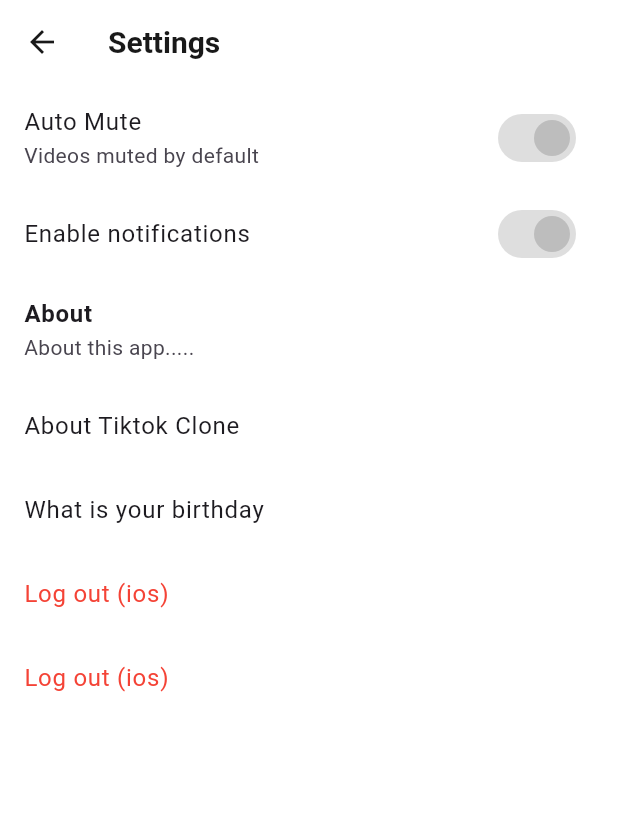
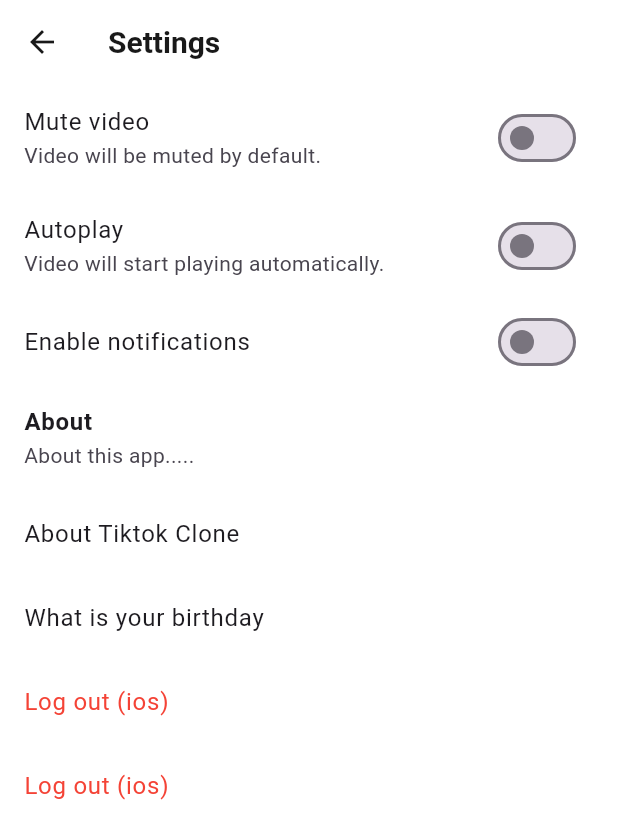
Before and after one commit to KWH9788/TikTok_Clone, a Flutter app: the SettingsScreen screen opened directly, after a tap on "Enable notifications", on a phone screen of 412 x 824 dp. Shown: the top 839 px of the screen. Run offline on Flutter 3.47's test engine with Material 2 defaults, Android fonts, the phone set to English and light mode, and no system bars; our stand-ins replace camera, flutter_riverpod, font_awesome_flutter, gallery_saver, go_router, image_picker and 4 more; accounts and stored records are empty; network calls fail.

Commit message:
feat: Add MVVM

```diff
--- a/lib/screens/features/settings/settings_screen.dart
+++ b/lib/screens/features/settings/settings_screen.dart
@@ -1,28 +1,14 @@
 import 'package:flutter/cupertino.dart';
 import 'package:flutter/material.dart';
-import 'package:provider/provider.dart';
-import 'package:tiktok_clone/common/widgets/video_config/video_config.dart';
+import 'package:flutter_riverpod/flutter_riverpod.dart';
 import 'package:tiktok_clone/constants/breakpoints.dart';
+import 'package:tiktok_clone/screens/features/videos/view_models/playback_config_vm.dart';
 
-class SettingsScreen extends StatefulWidget {
+class SettingsScreen extends ConsumerWidget {
   const SettingsScreen({super.key});
 
   @override
-  State<SettingsScreen> createState() => _SettingsScreenState();
-}
-
-class _SettingsScreenState extends State<SettingsScreen> {
-  bool _notifications = false;
-
-  void onChangedNotifications(bool? newValue) {
-    if (newValue == null) return;
-    setState(() {
-      _notifications = newValue;
-    });
-  }
-
-  @override
-  Widget build(BuildContext context) {
+  Widget build(BuildContext context, WidgetRef ref) {
     var width = MediaQuery.of(context).size.width;
     return Scaffold(
       appBar: AppBar(
@@ -34,16 +20,29 @@ class _SettingsScreenState extends State<SettingsScreen> {
           child: ListView(
             children: [
               SwitchListTile.adaptive(
-                value: context.watch<VideoConfig>().autoMute,
+                value: ref.watch(playbackConfigProvider).muted,
                 onChanged: (value) =>
-                    context.read<VideoConfig>().toggleAutoMute(),
+                    ref.read(playbackConfigProvider.notifier).setMuted(value),
                 activeColor: Colors.grey.shade400,
-                title: const Text("Auto Mute"),
-                subtitle: const Text("Videos muted by default"),
+                title: const Text("Mute video"),
+                subtitle: const Text(
+                  "Video will be muted by default.",
+                ),
               ),
               SwitchListTile.adaptive(
-                value: _notifications,
-                onChanged: onChangedNotifications,
+                value: ref.watch(playbackConfigProvider).autoplay,
+                onChanged: (value) => ref
+                    .read(playbackConfigProvider.notifier)
+                    .setAutoplay(value),
+                activeColor: Colors.grey.shade400,
+                title: const Text("Autoplay"),
+                subtitle: const Text(
+                  "Video will start playing automatically.",
+                ),
+              ),
+              SwitchListTile.adaptive(
+                value: false,
+                onChanged: (value) {},
                 activeColor: Colors.grey.shade400,
                 title: const Text("Enable notifications"),
               ),
--- /dev/null
+++ b/lib/screens/features/videos/models/playback_config_model.dart
@@ -0,0 +1,9 @@
+class PlaybackConfigModel {
+  bool muted;
+  bool autoplay;
+
+  PlaybackConfigModel({
+    required this.muted,
+    required this.autoplay,
+  });
+}
--- /dev/null
+++ b/lib/screens/features/videos/models/video_model.dart
@@ -0,0 +1,4 @@
+class VideoModel {
+  String title;
+  VideoModel({required this.title});
+}
--- /dev/null
+++ b/lib/screens/features/videos/view_models/playback_config_vm.dart
@@ -0,0 +1,36 @@
+import 'package:flutter_riverpod/flutter_riverpod.dart';
+import 'package:tiktok_clone/screens/features/videos/models/playback_config_model.dart';
+import 'package:tiktok_clone/screens/features/videos/repositories/video_playback_config_repo.dart';
+
+class PlaybackConfigViewModel extends Notifier<PlaybackConfigModel> {
+  final VideoPlaybackConfigRepository _repository;
+
+  PlaybackConfigViewModel(this._repository);
+
+  ///
+  /// 데이터 변경
+  ///
+  void setMuted(bool value) {
+    _repository.setMuted(value);
+    state = PlaybackConfigModel(muted: value, autoplay: state.autoplay);
+  }
+
+  void setAutoplay(bool value) {
+    _repository.setAutoplay(value);
+    state = PlaybackConfigModel(muted: state.muted, autoplay: value);
+  }
+
+  // model 초기화
+  @override
+  PlaybackConfigModel build() {
+    return PlaybackConfigModel(
+      muted: _repository.isMuted(),
+      autoplay: _repository.isAutoplay(),
+    );
+  }
+}
+
+final playbackConfigProvider =
+    NotifierProvider<PlaybackConfigViewModel, PlaybackConfigModel>(
+  () => throw UnimplementedError(),
+);
```
Also changed, not shown: lib/main.dart (+17 -11 lines), lib/screens/features/videos/video_preview.screen.dart (+19 -5 lines), lib/screens/features/videos/video_timeline_screen.dart (+15 -5 lines), lib/screens/features/videos/view_models/timeline_view_model.dart (added, +28 -0 lines), lib/screens/features/videos/views/widgets/video_post_widget.dart (+24 -21 lines).
